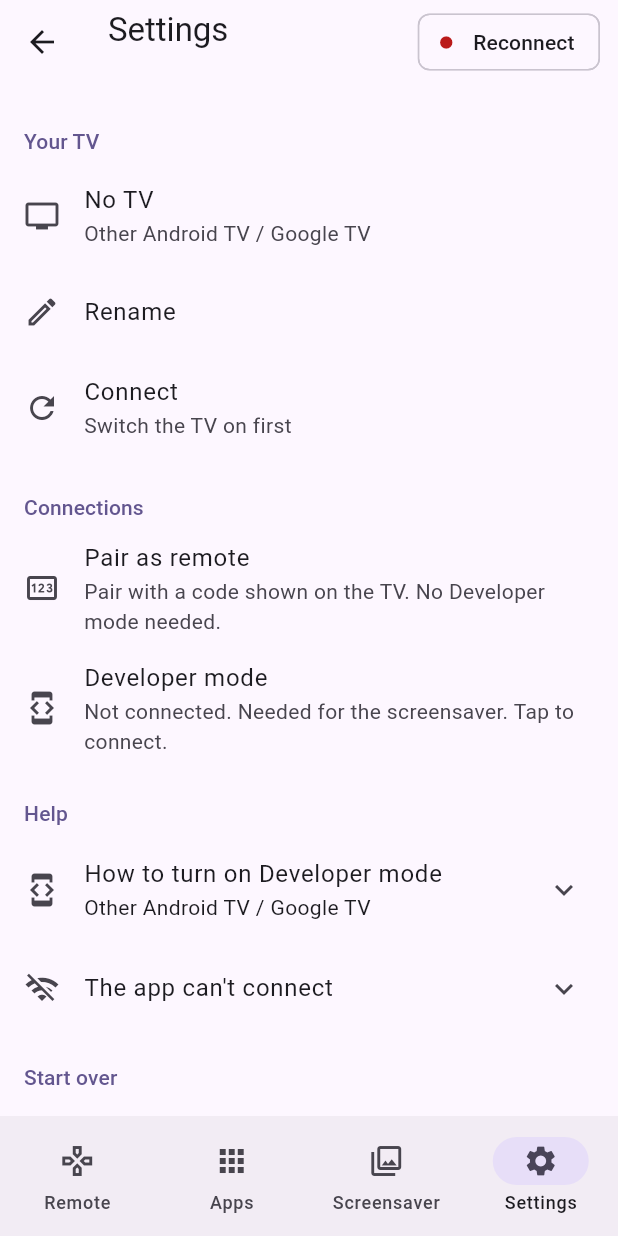
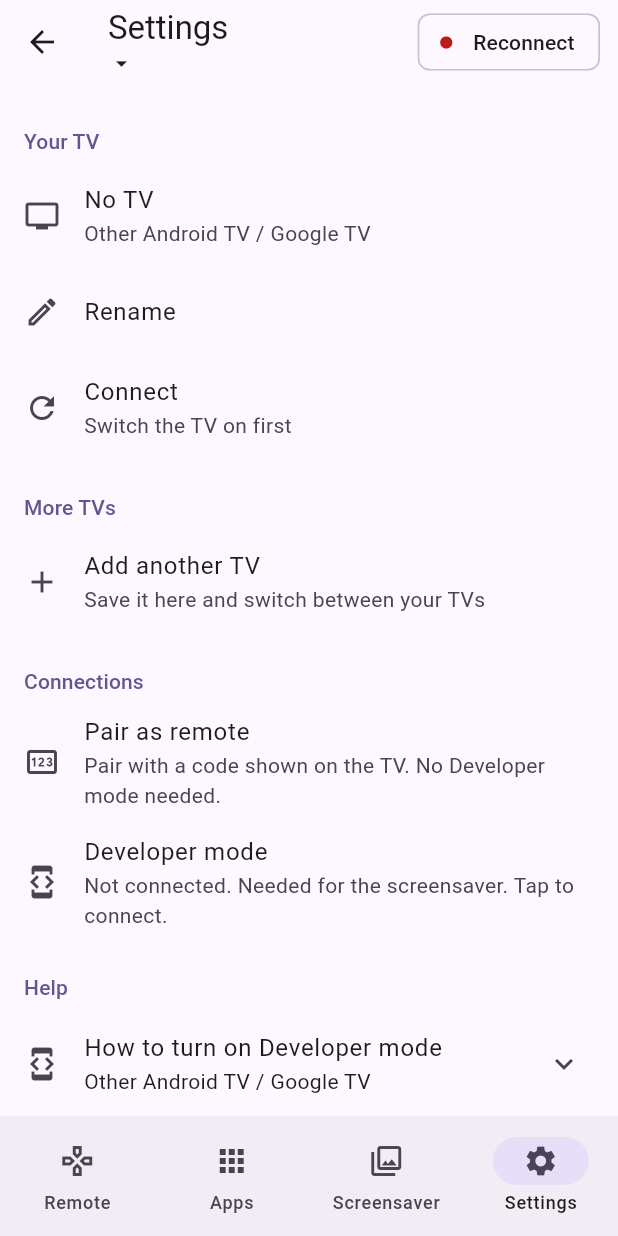
Before and after one commit to CharitIT/connect-tv, a Flutter app: the HomeShell screen opened directly, item 4 of the bottom bar chosen, on a phone screen of 412 x 824 dp. Run offline on Flutter 3.47's test engine with Material 3 defaults, Android fonts, the phone set to English and light mode, and no system bars; our stand-ins replace image_picker, shared_preferences; missing offline and left inert: photo_manager, pointycastle; accounts and stored records are empty.

Commit message:
Add Device and Bug Fixes

```diff
--- a/mobile/lib/ui/home_shell.dart
+++ b/mobile/lib/ui/home_shell.dart
@@ -54,10 +54,20 @@ class _HomeShellState extends State<HomeShell> {
     final needsTv = _tab != 3;
     return Scaffold(
       appBar: AppBar(
-        title: Column(crossAxisAlignment: CrossAxisAlignment.start, children: [
-          Text(titles[_tab]),
-          Text(app.tv?.displayName ?? '', style: Theme.of(context).textTheme.bodySmall),
-        ]),
+        title: InkWell(
+          onTap: () => showTvPicker(context),
+          borderRadius: BorderRadius.circular(8),
+          child: Column(crossAxisAlignment: CrossAxisAlignment.start, children: [
+            Text(titles[_tab]),
+            Row(mainAxisSize: MainAxisSize.min, children: [
+              Flexible(
+                child: Text(app.tv?.displayName ?? '',
+                    overflow: TextOverflow.ellipsis, style: Theme.of(context).textTheme.bodySmall),
+              ),
+              const Icon(Icons.arrow_drop_down, size: 18),
+            ]),
+          ]),
+        ),
         actions: const [StatusChip(), SizedBox(width: 12)],
       ),
       body: needsTv && !app.connected
--- a/mobile/lib/ui/settings_tab.dart
+++ b/mobile/lib/ui/settings_tab.dart
@@ -35,6 +35,23 @@ class SettingsTab extends StatelessWidget {
       ),
       if (app.connected)
         ListTile(leading: const Icon(Icons.link_off), title: const Text('Disconnect'), onTap: app.userDisconnect),
+
+      _Header(app.tvs.length > 1 ? 'Other TVs' : 'More TVs'),
+      for (final t in app.tvs)
+        if (!identical(t, tv))
+          ListTile(
+            leading: const Icon(Icons.tv_outlined),
+            title: Text(t.displayName),
+            subtitle: Text(t.address),
+            trailing: const Text('Switch'),
+            onTap: () => switchTvTo(context, t),
+          ),
+      ListTile(
+        leading: const Icon(Icons.add),
+        title: const Text('Add another TV'),
+        subtitle: const Text('Save it here and switch between your TVs'),
+        onTap: () => runTv(context, () async => app.addTv()),
+      ),
 
       const _Header('Connections'),
       ListTile(
@@ -94,7 +111,7 @@ class SettingsTab extends StatelessWidget {
       ListTile(
         leading: Icon(Icons.delete_outline, color: Theme.of(context).colorScheme.error),
         title: const Text('Forget this TV'),
-        subtitle: const Text('Connect a different TV'),
+        subtitle: Text(app.tvs.length > 1 ? 'Remove it from this phone' : 'Connect a different TV'),
         onTap: () => _forget(context, app),
       ),
       const SizedBox(height: 24),
@@ -142,14 +159,14 @@ class SettingsTab extends StatelessWidget {
       context: context,
       builder: (ctx) => AlertDialog(
         title: const Text('Forget this TV?'),
-        content: const Text('The screensaver stays on the TV. You can set up the same or another TV again.'),
+        content: const Text('The screensaver stays on the TV. You can add it again later.'),
         actions: [
           TextButton(onPressed: () => Navigator.pop(ctx, false), child: const Text('Cancel')),
           FilledButton(onPressed: () => Navigator.pop(ctx, true), child: const Text('Forget')),
         ],
       ),
     );
-    if (ok == true) app.forgetTv();
+    if (ok == true && context.mounted) await runTv(context, () async => app.forgetTv());
   }
 }
 
--- a/mobile/lib/ui/setup_wizard.dart
+++ b/mobile/lib/ui/setup_wizard.dart
@@ -36,7 +36,10 @@ class _SetupWizardState extends State<SetupWizard> {
 
     return Scaffold(
       appBar: AppBar(
-        title: const Text('Set up Connect TV'),
+        title: Text(app.addingTv ? 'Add a TV' : 'Set up Connect TV'),
+        actions: [
+          if (app.addingTv) TextButton(onPressed: app.cancelAddTv, child: const Text('Cancel')),
+        ],
         bottom: PreferredSize(
           preferredSize: const Size.fromHeight(4),
           child: LinearProgressIndicator(value: (_page + 1) / _count),
@@ -67,7 +70,7 @@ class _SetupWizardState extends State<SetupWizard> {
                 onPressed: !canNext
                     ? null
                     : last
-                        ? () => app.onboarded = true
+                        ? app.finishSetup
                         : () => _go(_page + 1),
                 child: Text(switch (_page) {
                   0 => 'Get started',
--- a/mobile/lib/ui/timers_page.dart
+++ b/mobile/lib/ui/timers_page.dart
@@ -104,7 +104,11 @@ class _TimersPageState extends State<TimersPage> {
           const Text('Without Developer mode the timer runs in this app, so keep Connect TV open '
               '(the phone may stop it in the background). With Developer mode it runs on the TV itself.')
         else if (app.sleepTimerOnPhone)
-          const Text('This timer runs in this app. Keep Connect TV open.'),
+          Text(
+            'Developer mode isn\'t connected, so this timer runs in this app and may not fire once the phone '
+            'locks. Keep Connect TV open on screen, or reconnect Developer mode in Settings and set the timer again.',
+            style: TextStyle(color: Theme.of(context).colorScheme.error),
+          ),
         const Divider(height: 40),
 
         Text('App bedtime', style: t.titleLarge),
```
Also changed, not shown: mobile/lib/app_state.dart (+122 -12 lines), mobile/lib/ui/common.dart (+36 -0 lines), 4 other files.
